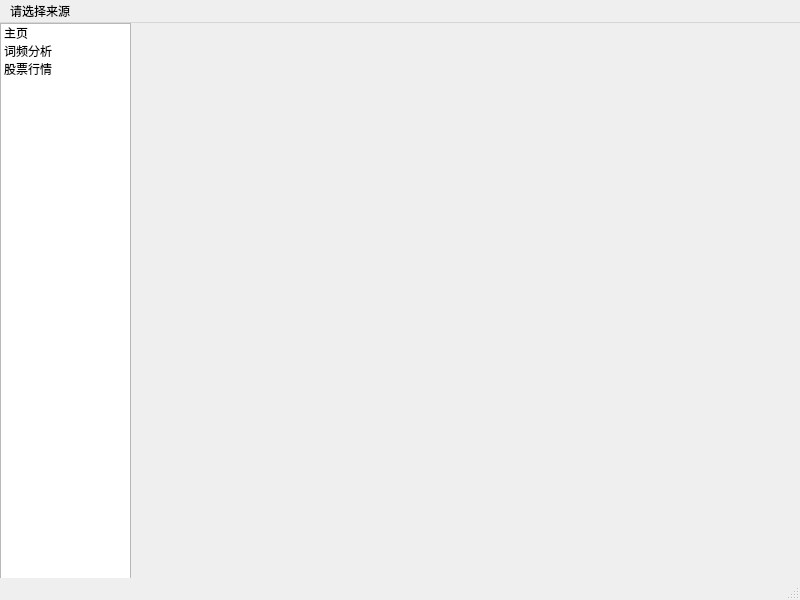
Above: ui/main.ui from TuZaaaaa/financial-crawler before the change. Below: the same form after it.
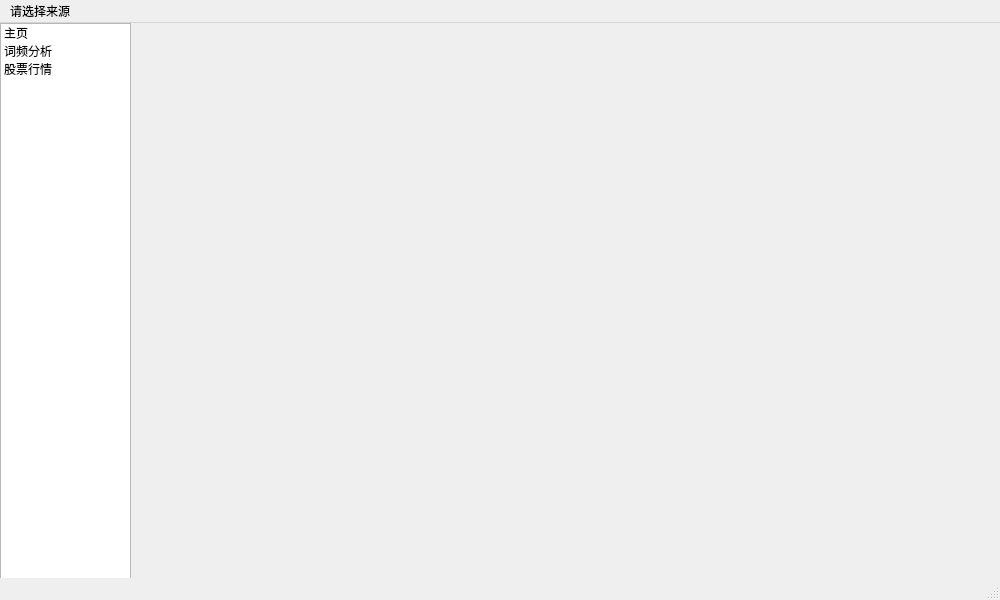
That is the form after the change.

Commit message: fix: 修改 ui 显示

The edit to the form file:
```diff
--- a/ui/main.ui
+++ b/ui/main.ui
@@ -6,7 +6,7 @@
    <rect>
     <x>0</x>
     <y>0</y>
-    <width>800</width>
+    <width>1000</width>
     <height>600</height>
    </rect>
   </property>
@@ -19,7 +19,7 @@
      <rect>
       <x>130</x>
       <y>-10</y>
-      <width>661</width>
+      <width>881</width>
       <height>561</height>
      </rect>
     </property>
@@ -58,8 +58,8 @@
     <rect>
      <x>0</x>
      <y>0</y>
-     <width>800</width>
-     <height>23</height>
+     <width>1000</width>
+     <height>26</height>
     </rect>
    </property>
    <widget class="QMenu" name="menu_select">
```
The commit also changes 2 other files.
